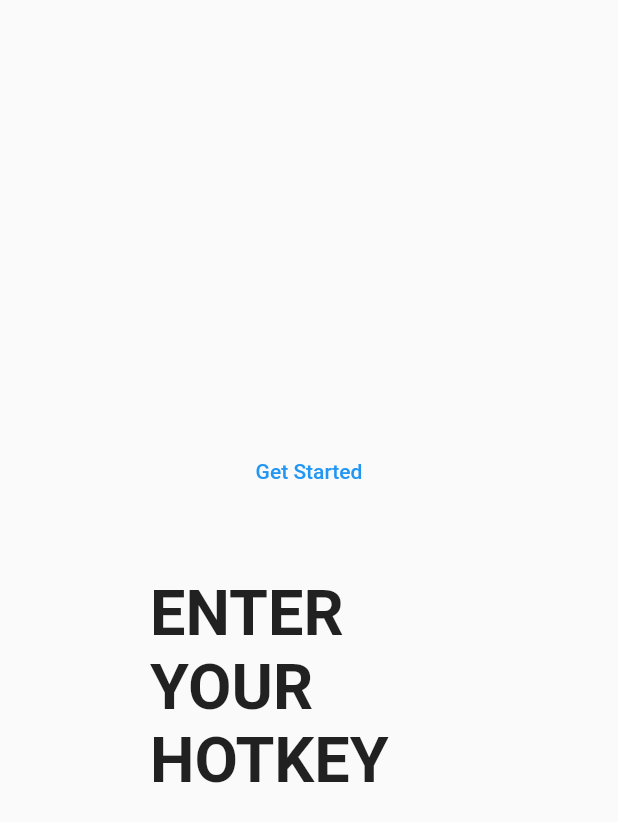
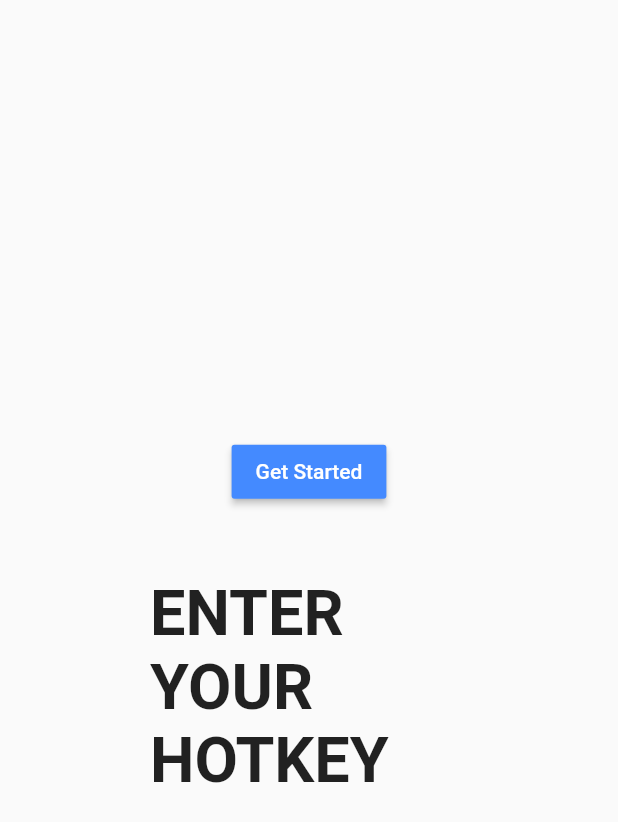
Before and after one commit to PhysicalRevelry/hotkey_flashcards, a Flutter app: the screen it shows after launch, on a phone screen of 412 x 824 dp. Shown: the top 822 px of the screen. Run offline on Flutter 3.47's test engine with Material 2 defaults, Android fonts, the phone set to English and light mode, and no system bars; our stand-ins replace flutter_hooks, hooks_riverpod.

Commit message:
Got some button themes going Refactoring on its way

```diff
--- /dev/null
+++ b/lib/const/theme.dart
@@ -0,0 +1,48 @@
+import 'package:flutter/material.dart';
+
+class CustomTheme {
+  static ThemeData get lightTheme {
+    return ThemeData(
+      primaryColor: Colors.deepPurple,
+      scaffoldBackgroundColor: Colors.white,
+      fontFamily: 'Montserrat',
+      buttonTheme: ButtonThemeData(
+        shape:
+            RoundedRectangleBorder(borderRadius: BorderRadius.circular(18.0)),
+        buttonColor: Colors.deepPurple,
+      ),
+      elevatedButtonTheme: ElevatedButtonThemeData(),
+    );
+  }
+}
+
+final ButtonStyle raisedButtonStyle = ElevatedButton.styleFrom(
+  onPrimary: Colors.white,
+  primary: Colors.blueAccent,
+  minimumSize: Size(88, 36),
+  padding: EdgeInsets.symmetric(horizontal: 16),
+  shape: const RoundedRectangleBorder(
+    borderRadius: BorderRadius.all(Radius.circular(2)),
+  ),
+);
+
+// ThemeData flashcardsTheme() {
+//   TextTheme basicTextTheme(TextTheme base) {
+//     return base.copyWith(
+//       button: base.button.copyWith(
+//         fontFamily: 'google_fonts/OpenSans-Regular.ttf',
+//         fontSize: 25.0,
+//         color: Colors.white,
+//         fontWeight: FontWeight.bold,
+//       ),
+//     );
+//   }
+//
+//   final ThemeData base = ThemeData.light();
+//
+//   return base.copyWith(
+//     textTheme: basicTextTheme(base.textTheme),
+//     // primaryColor: Color(0xffEA7822),
+//     // buttonColor: Color(0xffEA7822),
+//   );
+// }
--- a/lib/screens/flashcards.dart
+++ b/lib/screens/flashcards.dart
@@ -5,6 +5,7 @@ import 'package:hotkey_flashcards/state/state.dart';
 import 'package:hooks_riverpod/hooks_riverpod.dart';
 import 'package:flutter_hooks/flutter_hooks.dart';
 import 'package:hotkey_flashcards/widgets/choose_verdict.dart';
+import 'package:hotkey_flashcards/widgets/get_started_button.dart';
 
 class FlashCards extends HookWidget {
   const FlashCards({Key key}) : super(key: key);
@@ -26,9 +27,11 @@ class FlashCards extends HookWidget {
               child: Column(
                 mainAxisAlignment: MainAxisAlignment.center,
                 children: [
-                  TextButton(
-                      onPressed: () => flashCard.selectHotKey(),
-                      child: Text('Get Started')),
+                  flashCard.target == null
+                      ? GetStartedButton()
+                      : SizedBox(
+                          height: 36,
+                        ),
                   //TODO Make this a widget
                   SizedBox(
                     height: 30,
--- /dev/null
+++ b/lib/widgets/get_started_button.dart
@@ -0,0 +1,19 @@
+import 'package:flutter/material.dart';
+import 'package:hooks_riverpod/hooks_riverpod.dart';
+import 'package:hotkey_flashcards/const/theme.dart';
+import 'package:hotkey_flashcards/state/state.dart';
+import 'package:flutter_hooks/flutter_hooks.dart';
+
+class GetStartedButton extends HookWidget {
+  const GetStartedButton({Key key}) : super(key: key);
+
+  @override
+  Widget build(BuildContext context) {
+    final flashCard = useProvider(stateProvider);
+    return ElevatedButton(
+      style: raisedButtonStyle,
+      onPressed: () => flashCard.selectHotKey(),
+      child: Text('Get Started'),
+    );
+  }
+}
```
Also changed, not shown: lib/state/state.dart (+16 -2 lines), lib/widgets/correct_text.dart (added, +10 -0 lines), lib/widgets/wrong_text.dart (added, +10 -0 lines).
